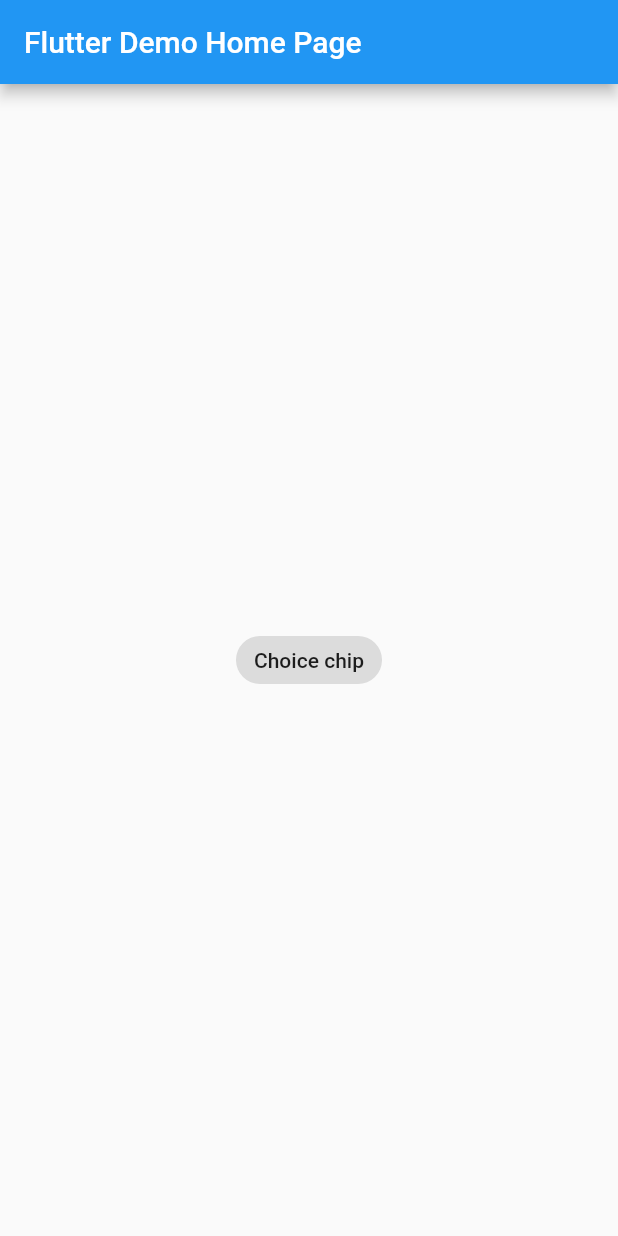
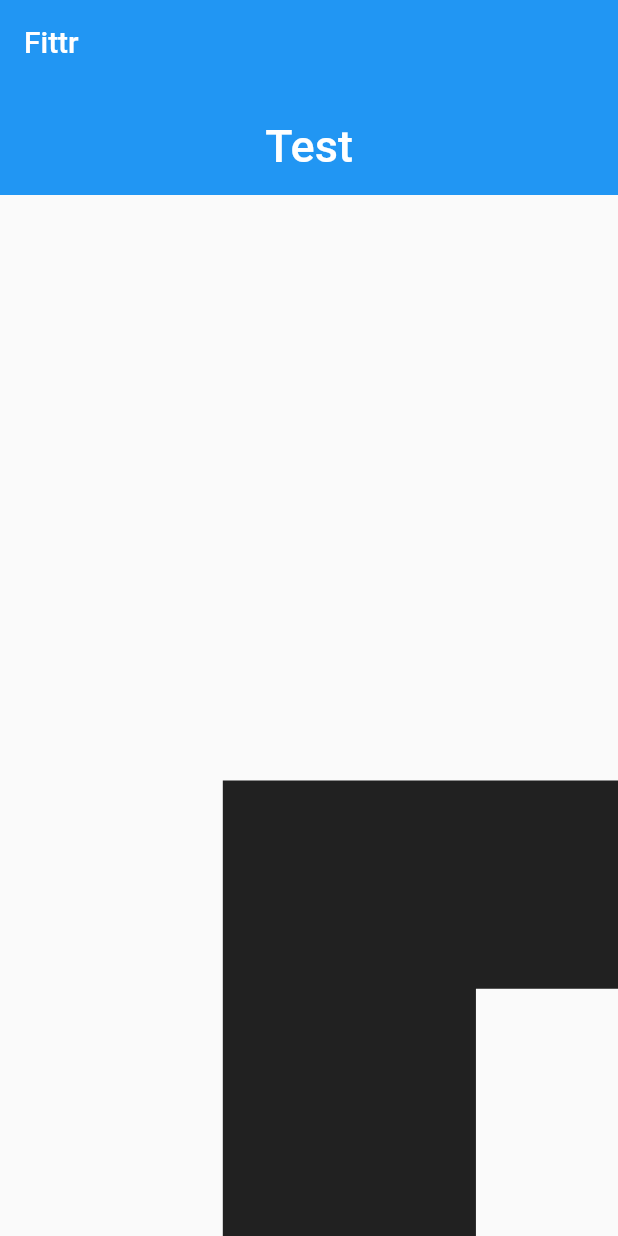
Before and after one commit to shindeyy/flutterdemo, a Flutter app: the screen it shows after launch, on a phone screen of 412 x 824 dp. Run offline on Flutter 3.47's test engine with Material 2 defaults, Android fonts, the phone set to English and light mode, and no system bars.

Commit message:
Commit Related To: - Appbar demo

```diff
--- a/lib/main.dart
+++ b/lib/main.dart
@@ -3,6 +3,34 @@ import 'package:flutter/material.dart';
 void main() {
   runApp(const MyApp());
   //runApp(const _TimePickerDemo());
+}
+
+class _AppBar extends State<MyHomePage>{
+  @override
+  Widget build(BuildContext context) {
+    return Scaffold(
+      body: CustomScrollView(
+      slivers: [
+        const SliverAppBar(
+          pinned: true,
+          floating: true,
+          snap: false,
+          title: Text("Fittr"),
+          expandedHeight: 130.0,
+          flexibleSpace: FlexibleSpaceBar(
+            title: Text("Test"),
+            centerTitle: true,
+          ),
+        ),
+        SliverList(delegate: SliverChildListDelegate([
+            const Text("Fittr test",
+            style: TextStyle(fontSize: 1800),),
+        ]))
+      ],
+    ),);
+    throw UnimplementedError();
+  }
+
 }
 
 class _ChoiceChip extends State<MyHomePage>{
@@ -249,5 +277,5 @@ class MyHomePage extends StatefulWidget {
   final String title;
 
   @override
-  State<MyHomePage> createState() => _ChoiceChip();
+  State<MyHomePage> createState() => _AppBar();
 }
```
